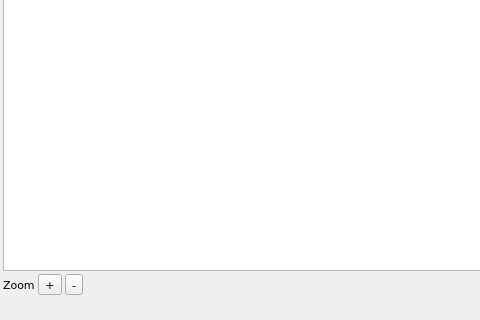
Above: tools/gridviewer/qt_viewer.ui from olinox14/pypog before the change; both pictures show x 0 to 480 and y 338 to 658 of the 909 by 658 pixel window. Below: the same form after it.
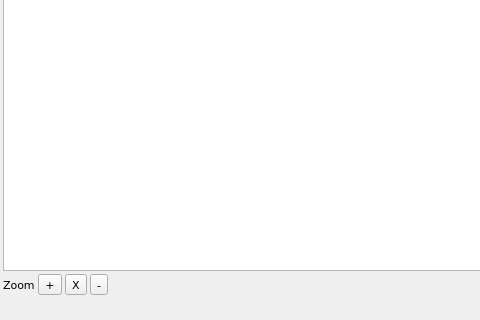
That is the form after the change.

Commit message: gridviewer: fitinview, labels on cells

```diff
--- a/tools/gridviewer/qt_viewer.ui
+++ b/tools/gridviewer/qt_viewer.ui
@@ -295,6 +295,13 @@
           </property>
          </widget>
         </item>
+        <item>
+         <widget class="QToolButton" name="btn_zoom_view">
+          <property name="text">
+           <string>X</string>
+          </property>
+         </widget>
+        </item>
         <item>
          <widget class="QToolButton" name="btn_zoom_minus">
           <property name="text">
```
The commit also changes 6 other files.
